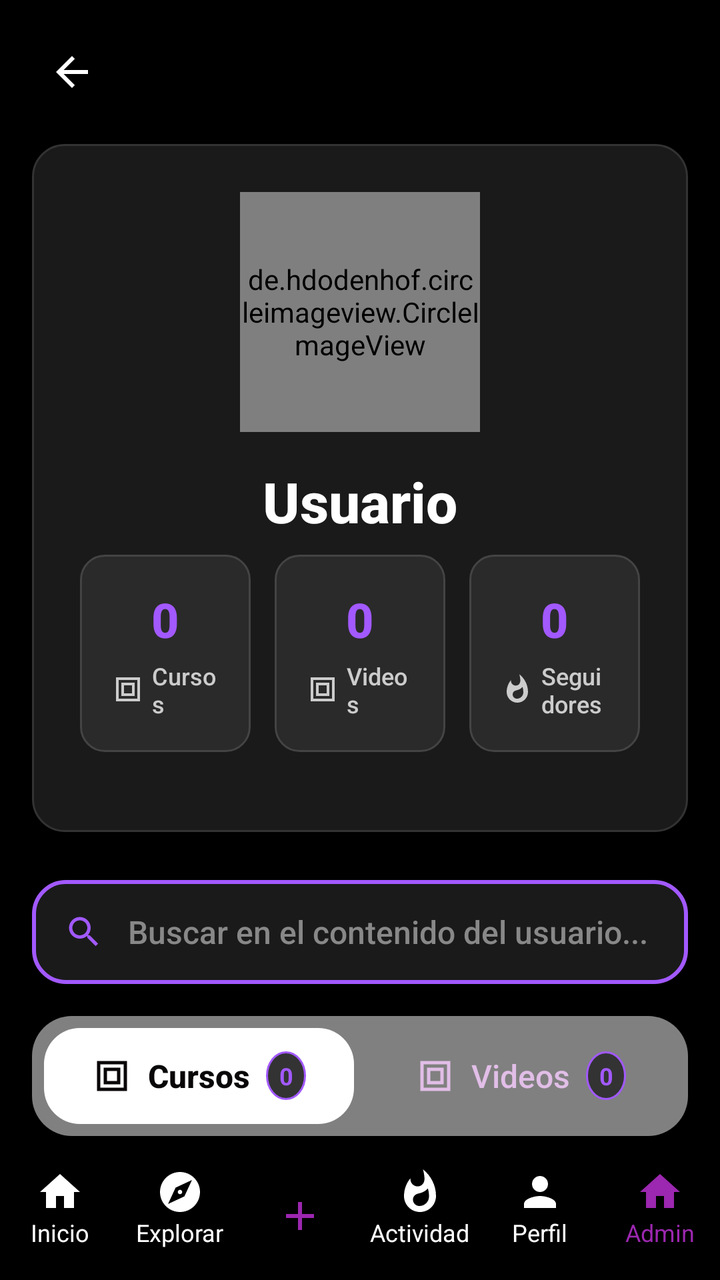
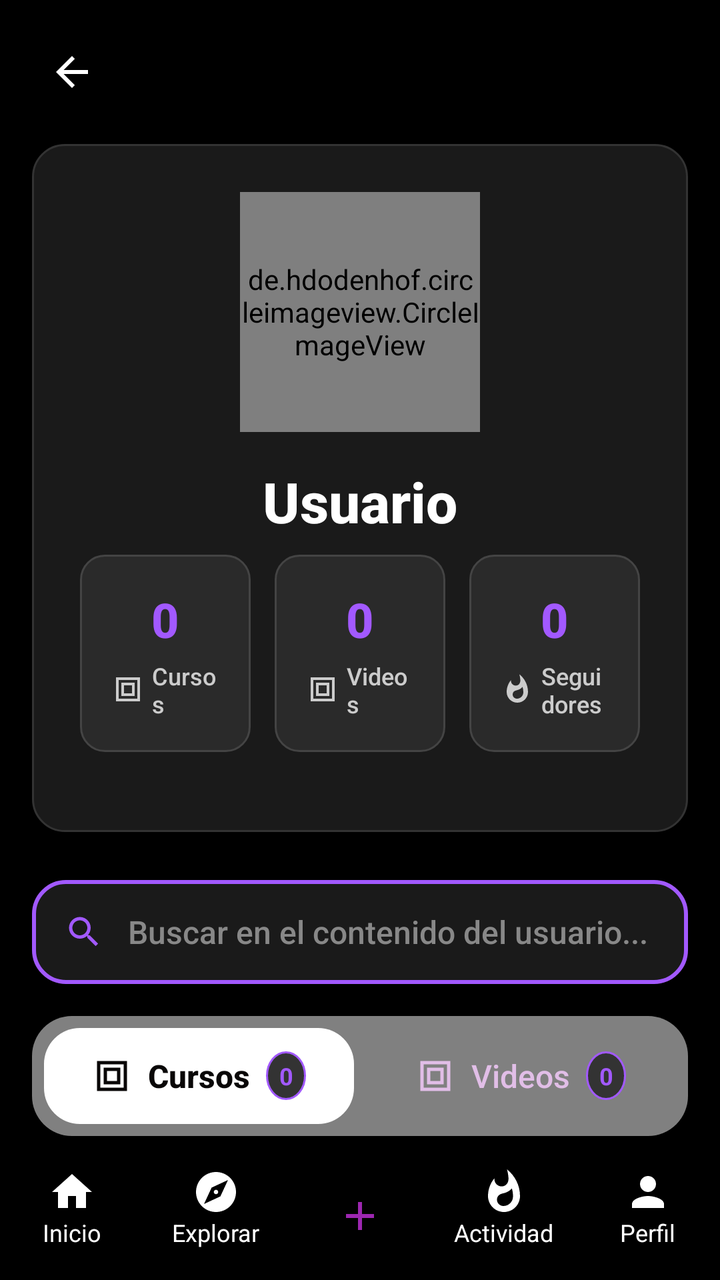

Before-and-after screenshots of an Android layout around one commit, followed by the original layout XML and the change that was made.
<!-- AndroidManifest.xml: application theme Theme.Tareamov -->
<!-- res/layout/fragment_user_profile_view.xml -->
<?xml version="1.0" encoding="utf-8"?>
<androidx.constraintlayout.widget.ConstraintLayout xmlns:android="http://schemas.android.com/apk/res/android"
    xmlns:app="http://schemas.android.com/apk/res-auto"
    xmlns:tools="http://schemas.android.com/tools"    android:layout_width="match_parent"
    android:layout_height="match_parent"
    android:background="#000000"
    tools:context=".ui.UserProfileViewFragment">    
    <ImageView
        android:id="@+id/backButton"
        android:layout_width="40dp"
        android:layout_height="40dp"
        android:layout_margin="16dp"
        android:src="@drawable/ic_arrow_back"
        android:background="?attr/selectableItemBackgroundBorderless"
        android:padding="8dp"
        app:tint="#FFFFFF"
        app:layout_constraintStart_toStartOf="parent"
        app:layout_constraintTop_toTopOf="parent"
        android:contentDescription="Volver" />

    
    <androidx.core.widget.NestedScrollView
        android:layout_width="match_parent"
        android:layout_height="0dp"
        app:layout_constraintTop_toBottomOf="@id/backButton"
        app:layout_constraintBottom_toTopOf="@id/bottomNavigation"
        android:fillViewport="true">

        <LinearLayout
            android:layout_width="match_parent"
            android:layout_height="wrap_content"
            android:orientation="vertical"
            android:padding="16dp">

            
            <LinearLayout
                android:layout_width="match_parent"
                android:layout_height="wrap_content"
                android:orientation="vertical"
                android:gravity="center"
                android:layout_marginBottom="24dp"
                android:background="@drawable/profile_card_background"
                android:padding="24dp"
                android:elevation="8dp">

                
                <de.hdodenhof.circleimageview.CircleImageView
                    android:id="@+id/userAvatarImageView"
                    android:layout_width="120dp"
                    android:layout_height="120dp"
                    android:src="@drawable/ic_profile"
                    app:civ_border_color="#A259FF"
                    app:civ_border_width="4dp"
                    android:layout_marginBottom="16dp" />

                
                <TextView
                    android:id="@+id/usernameTextView"
                    android:layout_width="wrap_content"
                    android:layout_height="wrap_content"
                    android:text="Usuario"
                    android:textColor="#FFFFFF"
                    android:textSize="28sp"
                    android:textStyle="bold"
                    android:layout_marginBottom="8dp"
                    android:fontFamily="sans-serif-medium" />

                

                
                <LinearLayout
                    android:layout_width="match_parent"
                    android:layout_height="wrap_content"
                    android:orientation="horizontal"
                    android:layout_marginBottom="16dp"
                    android:gravity="center">

                    <LinearLayout
                        android:layout_width="0dp"
                        android:layout_height="wrap_content"
                        android:layout_weight="1"
                        android:orientation="vertical"
                        android:gravity="center"
                        android:background="@drawable/stat_card_background"
                        android:padding="16dp"
                        android:layout_marginEnd="8dp">

                        <TextView
                            android:id="@+id/coursesCountTextView"
                            android:layout_width="wrap_content"
                            android:layout_height="wrap_content"
                            android:text="0"
                            android:textColor="#A259FF"
                            android:textSize="24sp"
                            android:textStyle="bold"
                            android:fontFamily="sans-serif-medium" />

                        <LinearLayout
                            android:layout_width="wrap_content"
                            android:layout_height="wrap_content"
                            android:orientation="horizontal"
                            android:gravity="center"
                            android:layout_marginTop="4dp">

                            <ImageView
                                android:layout_width="16dp"
                                android:layout_height="16dp"
                                android:src="@drawable/ic_courses_icon"
                                android:tint="#CCCCCC"
                                android:layout_marginEnd="4dp" />

                            <TextView
                                android:layout_width="wrap_content"
                                android:layout_height="wrap_content"
                                android:text="Cursos"
                                android:textColor="#CCCCCC"
                                android:textSize="12sp"
                                android:fontFamily="sans-serif-medium" />
                        </LinearLayout>
                    </LinearLayout>

                    <LinearLayout
                        android:layout_width="0dp"
                        android:layout_height="wrap_content"
                        android:layout_weight="1"
                        android:orientation="vertical"
                        android:gravity="center"
                        android:background="@drawable/stat_card_background"
                        android:padding="16dp"
                        android:layout_marginStart="4dp"
                        android:layout_marginEnd="4dp">

                        <TextView
                            android:id="@+id/videosCountTextView"
                            android:layout_width="wrap_content"
                            android:layout_height="wrap_content"
                            android:text="0"
                            android:textColor="#A259FF"
                            android:textSize="24sp"
                            android:textStyle="bold"
                            android:fontFamily="sans-serif-medium" />

                        <LinearLayout
                            android:layout_width="wrap_content"
                            android:layout_height="wrap_content"
                            android:orientation="horizontal"
                            android:gravity="center"
                            android:layout_marginTop="4dp">

                            <ImageView
                                android:layout_width="16dp"
                                android:layout_height="16dp"
                                android:src="@drawable/ic_videos_icon"
                                android:tint="#CCCCCC"
                                android:layout_marginEnd="4dp" />

                            <TextView
                                android:layout_width="wrap_content"
                                android:layout_height="wrap_content"
                                android:text="Videos"
                                android:textColor="#CCCCCC"
                                android:textSize="12sp"
                                android:fontFamily="sans-serif-medium" />
                        </LinearLayout>
                    </LinearLayout>

                    <LinearLayout
                        android:layout_width="0dp"
                        android:layout_height="wrap_content"
                        android:layout_weight="1"
                        android:orientation="vertical"
                        android:gravity="center"
                        android:background="@drawable/stat_card_background"
                        android:padding="16dp"
                        android:layout_marginStart="8dp">

                        <TextView
                            android:id="@+id/subscribersCountTextView"
                            android:layout_width="wrap_content"
                            android:layout_height="wrap_content"
                            android:text="0"
                            android:textColor="#A259FF"
                            android:textSize="24sp"
                            android:textStyle="bold"
                            android:fontFamily="sans-serif-medium" />

                        <LinearLayout
                            android:layout_width="wrap_content"
                            android:layout_height="wrap_content"
                            android:orientation="horizontal"
                            android:gravity="center"
                            android:layout_marginTop="4dp">

                            <ImageView
                                android:layout_width="16dp"
                                android:layout_height="16dp"
                                android:src="@drawable/ic_activity"
                                android:tint="#CCCCCC"
                                android:layout_marginEnd="4dp" />

                            <TextView
                                android:layout_width="wrap_content"
                                android:layout_height="wrap_content"
                                android:text="Seguidores"
                                android:textColor="#CCCCCC"
                                android:textSize="12sp"
                                android:fontFamily="sans-serif-medium" />
                        </LinearLayout>
                    </LinearLayout>
                </LinearLayout>

            </LinearLayout>

            
            <LinearLayout
                android:id="@+id/searchBarLayout"
                android:layout_width="match_parent"
                android:layout_height="52dp"
                android:orientation="horizontal"
                android:background="@drawable/search_bar_bg"
                android:gravity="center_vertical"
                android:layout_marginBottom="16dp"
                android:elevation="4dp">

                <ImageView
                    android:id="@+id/searchIcon"
                    android:layout_width="20dp"
                    android:layout_height="20dp"
                    android:src="@drawable/ic_search"
                    android:layout_marginStart="16dp"
                    app:tint="#A259FF" />

                <EditText
                    android:id="@+id/searchEditText"
                    android:layout_width="0dp"
                    android:layout_height="wrap_content"
                    android:layout_weight="1"
                    android:background="@android:color/transparent"
                    android:hint="Buscar en el contenido del usuario..."
                    android:textColor="#FFFFFF"
                    android:textColorHint="#888888"
                    android:paddingStart="12dp"
                    android:paddingEnd="12dp"
                    android:textSize="16sp"
                    android:fontFamily="sans-serif-medium" />

                <ImageView
                    android:id="@+id/clearSearchButton"
                    android:layout_width="24dp"
                    android:layout_height="24dp"
                    android:src="@drawable/ic_close"
                    android:layout_marginEnd="16dp"
                    android:background="?attr/selectableItemBackgroundBorderless"
                    android:padding="4dp"
                    android:visibility="gone"
                    app:tint="#888888" />
            </LinearLayout>

            
            <LinearLayout
                android:layout_width="match_parent"
                android:layout_height="wrap_content"
                android:orientation="horizontal"
                android:layout_marginBottom="20dp"
                android:background="@drawable/filter_buttons_background"
                android:padding="6dp"
                android:elevation="4dp">

                <LinearLayout
                    android:id="@+id/coursesFilterButton"
                    android:layout_width="0dp"
                    android:layout_height="48dp"
                    android:layout_weight="1"
                    android:orientation="horizontal"
                    android:gravity="center"
                    android:background="@drawable/filter_button_selected"
                    android:clickable="true"
                    android:focusable="true"
                    android:layout_marginEnd="3dp">

                    <ImageView
                        android:layout_width="20dp"
                        android:layout_height="20dp"
                        android:src="@drawable/ic_courses_icon"
                        android:tint="#090707"
                        android:layout_marginEnd="8dp" />

                    <TextView
                        android:layout_width="wrap_content"
                        android:layout_height="wrap_content"
                        android:text="Cursos"
                        android:textColor="#090707"
                        android:textStyle="bold"
                        android:textSize="16sp"
                        android:fontFamily="sans-serif-medium" />

                    <TextView
                        android:id="@+id/coursesCountBadge"
                        android:layout_width="wrap_content"
                        android:layout_height="wrap_content"
                        android:text="0"
                        android:textColor="#A259FF"
                        android:textSize="12sp"
                        android:textStyle="bold"
                        android:background="@drawable/count_badge_background"
                        android:padding="4dp"
                        android:layout_marginStart="8dp"
                        android:minWidth="20dp"
                        android:gravity="center" />
                </LinearLayout>

                <LinearLayout
                    android:id="@+id/videosFilterButton"
                    android:layout_width="0dp"
                    android:layout_height="48dp"
                    android:layout_weight="1"
                    android:orientation="horizontal"
                    android:gravity="center"
                    android:background="@drawable/filter_button_unselected"
                    android:clickable="true"
                    android:focusable="true"
                    android:layout_marginStart="3dp">

                    <ImageView
                        android:layout_width="20dp"
                        android:layout_height="20dp"
                        android:src="@drawable/ic_videos_icon"
                        android:tint="#E1BEE7"
                        android:layout_marginEnd="8dp" />

                    <TextView
                        android:layout_width="wrap_content"
                        android:layout_height="wrap_content"
                        android:text="Videos"
                        android:textColor="#E1BEE7"
                        android:textSize="16sp"
                        android:fontFamily="sans-serif-medium" />

                    <TextView
                        android:id="@+id/videosCountBadge"
                        android:layout_width="wrap_content"
                        android:layout_height="wrap_content"
                        android:text="0"
                        android:textColor="#A259FF"
                        android:textSize="12sp"
                        android:textStyle="bold"
                        android:background="@drawable/count_badge_background"
                        android:padding="4dp"
                        android:layout_marginStart="8dp"
                        android:minWidth="20dp"
                        android:gravity="center" />
                </LinearLayout>
            </LinearLayout>            
            <androidx.recyclerview.widget.RecyclerView
                android:id="@+id/contentRecyclerView"
                android:layout_width="match_parent"
                android:layout_height="wrap_content"
                android:nestedScrollingEnabled="false"
                android:clipToPadding="false"
                android:layout_marginStart="-16dp"
                android:layout_marginEnd="-16dp"
                android:paddingStart="16dp"
                android:paddingEnd="16dp"
                android:paddingTop="8dp"
                android:paddingBottom="8dp"
                android:layout_marginBottom="16dp"
                tools:listitem="@layout/item_created_course" />
            <TextView
                android:id="@+id/emptyStateTextView"
                android:layout_width="match_parent"
                android:layout_height="wrap_content"
                android:text="No hay contenido disponible"
                android:textColor="#CCCCCC"
                android:textSize="16sp"
                android:gravity="center"
                android:layout_marginTop="32dp"
                android:visibility="gone" />

        </LinearLayout>
    </androidx.core.widget.NestedScrollView>

    
    <include
          layout="@layout/component_bottom_navigation"
          android:id="@+id/bottomNavigation"
          app:layout_constraintBottom_toBottomOf="parent"
          app:layout_constraintStart_toStartOf="parent"
          app:layout_constraintEnd_toEndOf="parent"
          android:layout_width="0dp"
          android:layout_height="wrap_content" />
</androidx.constraintlayout.widget.ConstraintLayout>
<!-- res/layout/item_created_course.xml (included above) -->
<?xml version="1.0" encoding="utf-8"?>
<androidx.cardview.widget.CardView xmlns:android="http://schemas.android.com/apk/res/android"
    xmlns:app="http://schemas.android.com/apk/res-auto"
    android:layout_width="match_parent"
    android:layout_height="wrap_content"
    android:layout_marginBottom="16dp"
    app:cardBackgroundColor="#242424"
    app:cardCornerRadius="8dp">

    <LinearLayout
        android:layout_width="match_parent"
        android:layout_height="wrap_content"
        android:orientation="vertical">        
        <FrameLayout
            android:layout_width="match_parent"
            android:layout_height="260dp">

            
            <ImageView
                android:id="@+id/courseVideoThumbnail"
                android:layout_width="match_parent"
                android:layout_height="match_parent"
                android:scaleType="centerCrop"
                android:src="@drawable/placeholder_image"
                android:contentDescription="Miniatura del curso" />

            
            <VideoView
                android:id="@+id/courseVideoView"
                android:layout_width="match_parent"
                android:layout_height="match_parent"
                android:visibility="gone" />

            
            <LinearLayout
                android:id="@+id/courseMenuContainer"
                android:layout_width="wrap_content"
                android:layout_height="wrap_content"
                android:layout_gravity="top|end"
                android:layout_margin="6dp"
                android:orientation="horizontal"
                android:background="@drawable/menu_button_container_background"
                android:paddingStart="8dp"
                android:paddingTop="4dp"
                android:paddingEnd="8dp"
                android:paddingBottom="4dp"
                android:elevation="12dp"
                android:visibility="gone">

                <TextView
                    android:id="@+id/menuLabelText"
                    android:layout_width="wrap_content"
                    android:layout_height="wrap_content"
                    android:text="Opciones"
                    android:textColor="#FFFFFF"
                    android:textSize="12sp"
                    android:layout_gravity="center_vertical"
                    android:layout_marginEnd="4dp"
                    android:fontFamily="sans-serif-medium" />

                <ImageView
                    android:id="@+id/courseMenuButton"
                    android:layout_width="32dp"
                    android:layout_height="32dp"
                    android:background="@drawable/menu_button_background_ripple"
                    android:src="@drawable/ic_more_vert"
                    android:contentDescription="Opciones del curso"
                    android:padding="6dp"
                    android:scaleType="centerInside"
                    android:clickable="true"
                    android:focusable="true"
                    app:tint="#FFFFFF" />

            </LinearLayout>

            
            <View
                android:id="@+id/menuIndicator"
                android:layout_width="8dp"
                android:layout_height="8dp"
                android:layout_gravity="top|end"
                android:layout_marginTop="2dp"
                android:layout_marginEnd="2dp"
                android:background="@drawable/menu_indicator_glow"
                android:elevation="15dp"
                android:visibility="gone" />

        </FrameLayout>        
        <TextView
            android:id="@+id/courseTitleTextView"
            android:layout_width="match_parent"
            android:layout_height="wrap_content"
            android:layout_margin="8dp"
            android:text="Título del curso"
            android:textColor="#FFFFFF"
            android:textSize="16sp"
            android:textStyle="bold"
            android:maxLines="2"
            android:ellipsize="end" />

        
        <TextView
            android:id="@+id/courseStudentsTextView"
            android:layout_width="wrap_content"
            android:layout_height="wrap_content"
            android:layout_marginStart="8dp"
            android:layout_marginBottom="8dp"
            android:text="0 estudiantes"
            android:textColor="#FF0000"
            android:textSize="14sp" />

        
        <LinearLayout
            android:layout_width="match_parent"
            android:layout_height="wrap_content"
            android:orientation="horizontal"
            android:layout_marginStart="8dp"
            android:layout_marginEnd="8dp"
            android:layout_marginBottom="8dp"
            android:gravity="center_vertical">

            
            <TextView
                android:id="@+id/courseCategoryTextView"
                android:layout_width="wrap_content"
                android:layout_height="wrap_content"
                android:background="#333333"
                android:paddingStart="8dp"
                android:paddingTop="4dp"
                android:paddingEnd="8dp"
                android:paddingBottom="4dp"
                android:text="Categoría"
                android:textColor="#FFFFFF"
                android:textSize="12sp" />

            
            <View
                android:layout_width="0dp"
                android:layout_height="1dp"
                android:layout_weight="1" />

            
            <ImageView
                android:id="@+id/courseOptionsMenuButton"
                android:layout_width="32dp"
                android:layout_height="32dp"
                android:src="@drawable/ic_more_vert"
                android:background="?android:attr/selectableItemBackgroundBorderless"
                android:contentDescription="Opciones del curso"
                android:padding="6dp"
                android:scaleType="centerInside"
                android:clickable="true"
                android:focusable="true"
                android:visibility="gone"
                app:tint="#FFFFFF" />

        </LinearLayout>
    </LinearLayout>
</androidx.cardview.widget.CardView>
<!-- res/layout/component_bottom_navigation.xml (included above) -->
<?xml version="1.0" encoding="utf-8"?>
<LinearLayout
    xmlns:android="http://schemas.android.com/apk/res/android"
    xmlns:app="http://schemas.android.com/apk/res-auto"
    android:id="@+id/bottomNavigation"
    android:layout_width="match_parent"
    android:layout_height="wrap_content"
    android:background="#000000"
    android:orientation="horizontal"
    android:paddingTop="8dp"
    android:paddingBottom="8dp">

    
    <LinearLayout
        android:id="@+id/homeNavLayout"
        android:layout_width="0dp"
        android:layout_height="wrap_content"
        android:layout_weight="1"
        android:gravity="center"
        android:orientation="vertical">

        <ImageView
            android:id="@+id/homeIconImageView"
            android:layout_width="24dp"
            android:layout_height="24dp"
            android:src="@drawable/ic_home"
            app:tint="#FFFFFF" />

        <TextView
            android:layout_width="wrap_content"
            android:layout_height="wrap_content"
            android:text="Inicio"
            android:textColor="#FFFFFF"
            android:textSize="12sp" />
    </LinearLayout>

    <LinearLayout
        android:id="@+id/exploreButton"
        android:layout_width="0dp"
        android:layout_height="wrap_content"
        android:layout_weight="1"
        android:gravity="center"
        android:orientation="vertical">

        <ImageView
            android:id="@+id/exploreIconImageView"
            android:layout_width="24dp"
            android:layout_height="24dp"
            android:src="@drawable/ic_explore"
            app:tint="#FFFFFF" />

        <TextView
            android:layout_width="wrap_content"
            android:layout_height="wrap_content"
            android:text="Explorar"
            android:textColor="#FFFFFF"
            android:textSize="12sp" />
    </LinearLayout>

    <LinearLayout
        android:layout_width="0dp"
        android:layout_height="wrap_content"
        android:layout_weight="1"
        android:gravity="center"
        android:orientation="vertical">

        <ImageButton
            android:id="@+id/goToHomeButton"
            android:layout_width="48dp"
            android:layout_height="48dp"
            android:background="@android:color/transparent"
            android:contentDescription="Ir a inicio"
            android:src="@drawable/ic_add"
            app:tint="#9C27B0" />
    </LinearLayout>

    <LinearLayout
        android:id="@+id/activityButton"
        android:layout_width="0dp"
        android:layout_height="wrap_content"
        android:layout_weight="1"
        android:gravity="center"
        android:orientation="vertical">

        <ImageView
            android:id="@+id/activityIconImageView"
            android:layout_width="24dp"
            android:layout_height="24dp"
            android:src="@drawable/ic_activity"
            app:tint="#FFFFFF" />

        <TextView
            android:layout_width="wrap_content"
            android:layout_height="wrap_content"
            android:text="Actividad"
            android:textColor="#FFFFFF"
            android:textSize="12sp" />
    </LinearLayout>

    <LinearLayout
        android:id="@+id/profileNavButton"
        android:layout_width="0dp"
        android:layout_height="wrap_content"
        android:layout_weight="1"
        android:gravity="center"
        android:orientation="vertical">

        <ImageView
            android:id="@+id/profileIconImageView"
            android:layout_width="wrap_content"
            android:layout_height="wrap_content"
            android:src="@drawable/ic_profile"
            app:tint="#FFFFFF" />

        <TextView
            android:layout_width="wrap_content"
            android:layout_height="wrap_content"
            android:text="Perfil"
            android:textColor="#FFFFFF"
            android:textSize="12sp" />
    </LinearLayout>

    
    <LinearLayout
        android:id="@+id/goToAdminButton"
        android:layout_width="0dp"
        android:layout_height="wrap_content"
        android:layout_weight="1"
        android:gravity="center"
        android:orientation="vertical">

        <ImageView
            android:layout_width="wrap_content"
            android:layout_height="wrap_content"
            android:src="@drawable/ic_home"
            app:tint="#9C27B0" />

        <TextView
            android:layout_width="wrap_content"
            android:layout_height="wrap_content"
            android:text="Admin"
            android:textColor="#9C27B0"
            android:textSize="12sp" />
    </LinearLayout>
</LinearLayout>
<!-- resources referenced by this layout -->
<resources>
  <!-- drawable count_badge_background (drawable) -->
  <?xml version="1.0" encoding="utf-8"?>
  <shape xmlns:android="http://schemas.android.com/apk/res/android"
      android:shape="oval">
      <solid android:color="#333333"/>
      <stroke android:width="1dp" android:color="#A259FF"/>
  </shape>
  <!-- drawable filter_button_selected (drawable) -->
  <?xml version="1.0" encoding="utf-8"?>
  <shape xmlns:android="http://schemas.android.com/apk/res/android">
      <corners android:radius="18dp" />
      <solid android:color="#FFFFFF" />
  </shape>
  <!-- drawable filter_button_unselected (drawable) -->
  <?xml version="1.0" encoding="utf-8"?>
  <shape xmlns:android="http://schemas.android.com/apk/res/android">
      <corners android:radius="18dp" />
      <solid android:color="@android:color/transparent" />
  </shape>
  <!-- drawable filter_buttons_background (drawable) -->
  <?xml version="1.0" encoding="utf-8"?>
  <shape xmlns:android="http://schemas.android.com/apk/res/android">
      <corners android:radius="20dp" />
      <solid android:color="#80FFFFFF" />
  </shape>
  <!-- drawable ic_add (drawable) -->
  <vector xmlns:android="http://schemas.android.com/apk/res/android"
      android:width="24dp"
      android:height="24dp"
      android:viewportWidth="24"
      android:viewportHeight="24">
      <path
          android:fillColor="#FFFFFF"
          android:pathData="M19,13h-6v6h-2v-6H5v-2h6V5h2v6h6v2z"/>
  </vector>
  <!-- drawable ic_home (drawable) -->
  <vector xmlns:android="http://schemas.android.com/apk/res/android"
      android:width="24dp"
      android:height="24dp"
      android:viewportWidth="24"
      android:viewportHeight="24">
      <path
          android:fillColor="#FFFFFF"
          android:pathData="M10,20v-6h4v6h5v-8h3L12,3 2,12h3v8z"/>
  </vector>
  <!-- drawable menu_button_background_ripple (drawable) -->
  <?xml version="1.0" encoding="utf-8"?>
  <ripple xmlns:android="http://schemas.android.com/apk/res/android"
      android:color="#40FFFFFF">
      <item>
          <shape android:shape="oval">
              <solid android:color="#40000000" />
          </shape>
      </item>
  </ripple>
  <!-- drawable menu_button_container_background (drawable) -->
  <?xml version="1.0" encoding="utf-8"?>
  <shape xmlns:android="http://schemas.android.com/apk/res/android"
      android:shape="rectangle">
      <solid android:color="#80000000" />
      <corners android:radius="16dp" />
  </shape>
  <!-- drawable menu_indicator_glow (drawable) -->
  <?xml version="1.0" encoding="utf-8"?>
  <shape xmlns:android="http://schemas.android.com/apk/res/android"
      android:shape="oval">
      <solid android:color="#A259FF" />
  </shape>
  <!-- drawable placeholder_image (drawable) -->
  <?xml version="1.0" encoding="utf-8"?>
  <shape xmlns:android="http://schemas.android.com/apk/res/android"
      android:shape="rectangle">
      <solid android:color="#333333" />
      <corners android:radius="4dp" />
  </shape>
  <!-- drawable profile_card_background (drawable) -->
  <?xml version="1.0" encoding="utf-8"?>
  <shape xmlns:android="http://schemas.android.com/apk/res/android"
      android:shape="rectangle">
      <solid android:color="#1A1A1A"/>
      <corners android:radius="16dp"/>
      <stroke android:width="1dp" android:color="#333333"/>
  </shape>
  <!-- drawable search_bar_bg (drawable) -->
  <shape xmlns:android="http://schemas.android.com/apk/res/android"
      android:shape="rectangle">
      <solid android:color="#1A1A1A"/>
      <corners android:radius="16dp"/>
      <stroke android:width="2dp" android:color="#A259FF"/>
  </shape>
  <!-- drawable stat_card_background (drawable) -->
  <?xml version="1.0" encoding="utf-8"?>
  <shape xmlns:android="http://schemas.android.com/apk/res/android"
      android:shape="rectangle">
      <solid android:color="#2A2A2A"/>
      <corners android:radius="12dp"/>
      <stroke android:width="1dp" android:color="#444444"/>
  </shape>
  <style name="Theme.Tareamov" parent="Base.Theme.Tareamov" />
  <style name="Base.Theme.Tareamov" parent="Theme.Material3.DayNight.NoActionBar">
          
          
      </style>
  <!-- unchanged entries left out for length: 9 -->
</resources>

<!-- the commit's change to res/layout/fragment_user_profile_view.xml (unified diff, before → after) -->
@@ -386,7 +386,7 @@
           app:layout_constraintBottom_toBottomOf="parent"
           app:layout_constraintStart_toStartOf="parent"
           app:layout_constraintEnd_toEndOf="parent"
-          android:layout_width="0dp"
+          android:layout_width="match_parent"
           android:layout_height="wrap_content" />
 </androidx.constraintlayout.widget.ConstraintLayout>
 <!-- res/layout/item_created_course.xml (included above) -->
@@ -559,6 +559,7 @@
     android:layout_height="wrap_content"
     android:background="#000000"
     android:orientation="horizontal"
+    android:animateLayoutChanges="false"
     android:paddingTop="8dp"
     android:paddingBottom="8dp">
 
@@ -678,6 +679,7 @@
         android:layout_width="0dp"
         android:layout_height="wrap_content"
         android:layout_weight="1"
+        android:visibility="gone"
         android:gravity="center"
         android:orientation="vertical">
 
